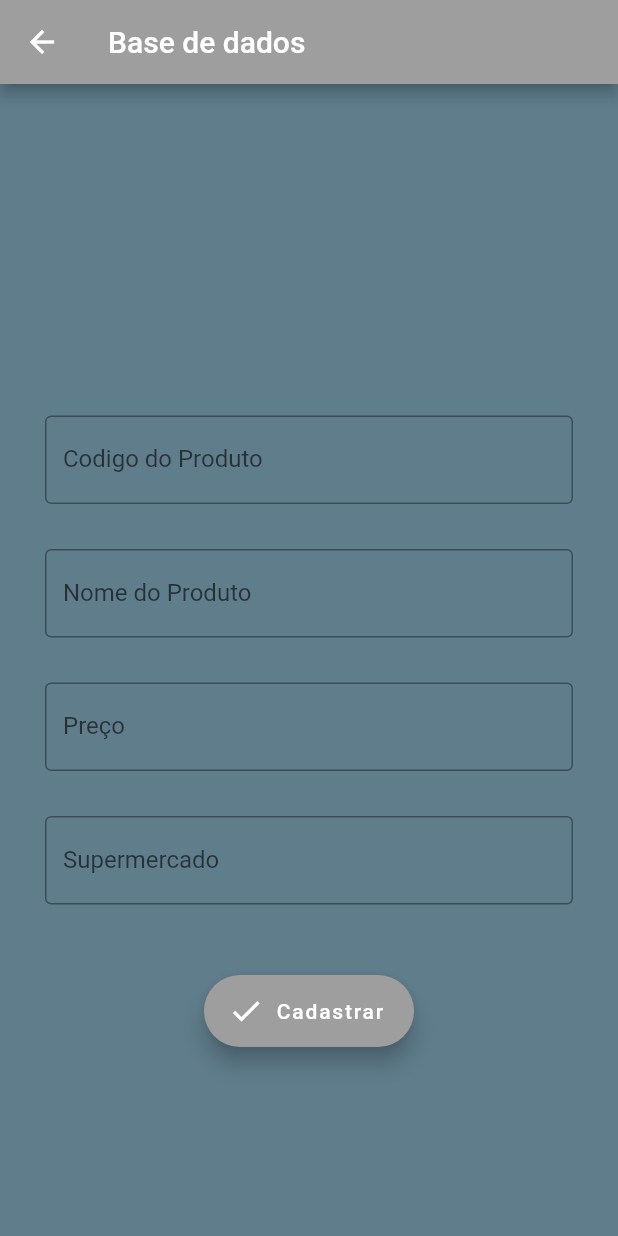
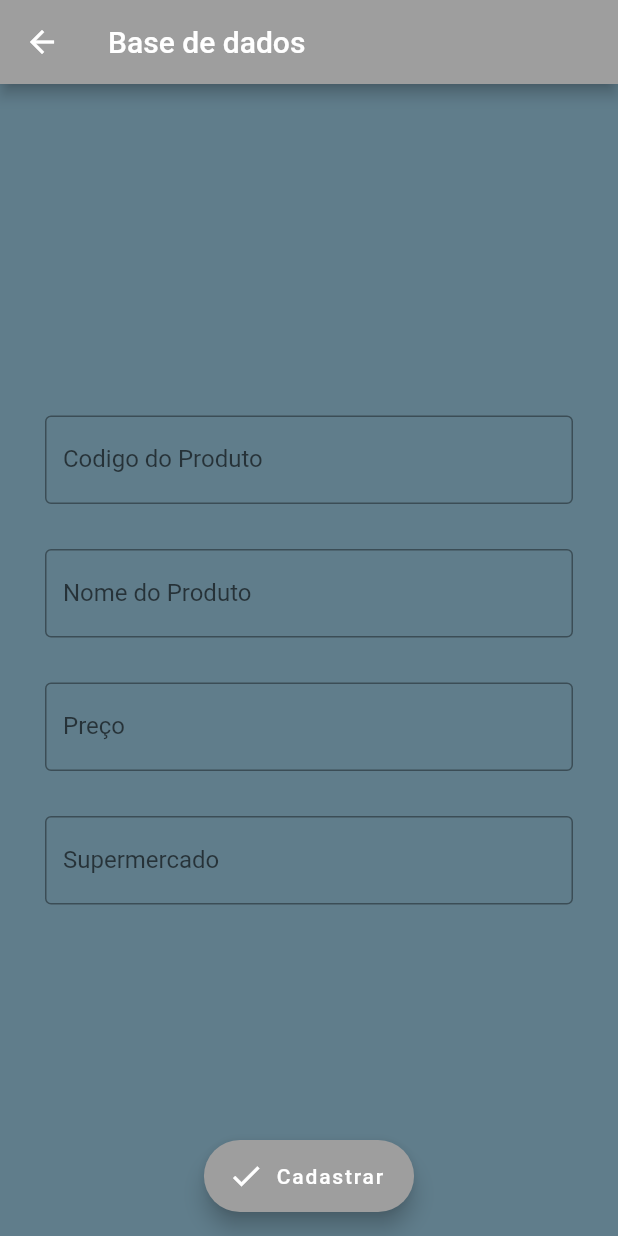
Before and after one commit to luizfsjunior/savemoney, a Flutter app: the Box screen opened directly, on a phone screen of 412 x 824 dp. Run offline on Flutter 3.47's test engine with Material 2 defaults, Android fonts, the phone set to English and light mode, and no system bars; our stand-ins replace cloud_firestore, firebase_auth, firebase_core, image_picker; missing offline and left inert: dart:ffi, google_ml_kit; accounts and stored records are empty.

Commit message:
correções

```diff
--- a/lib/box.dart
+++ b/lib/box.dart
@@ -92,7 +92,7 @@ class _State extends State<Box> {
       ),
       floatingActionButtonLocation: FloatingActionButtonLocation.centerFloat,
       floatingActionButton: Padding(
-        padding: const EdgeInsets.fromLTRB(0, 0, 0, 110),
+        padding: const EdgeInsets.fromLTRB(0, 0, 0, 0),
         child: FloatingActionButton.extended(
             backgroundColor: Colors.grey,
             onPressed: () async {
```
